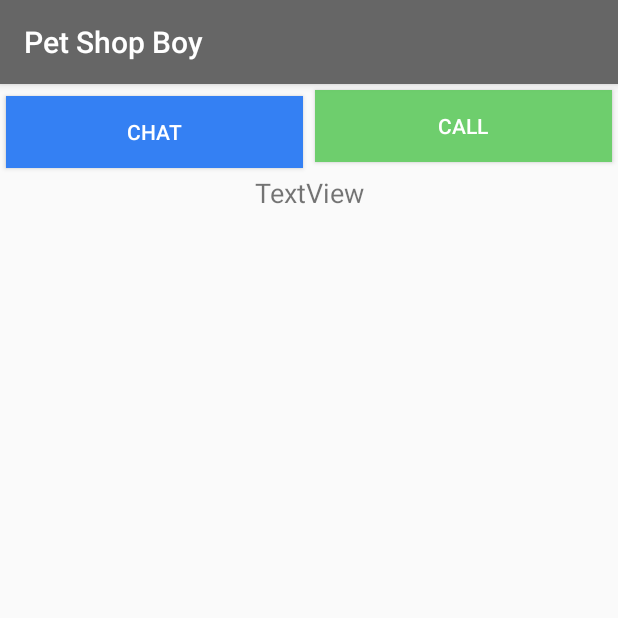
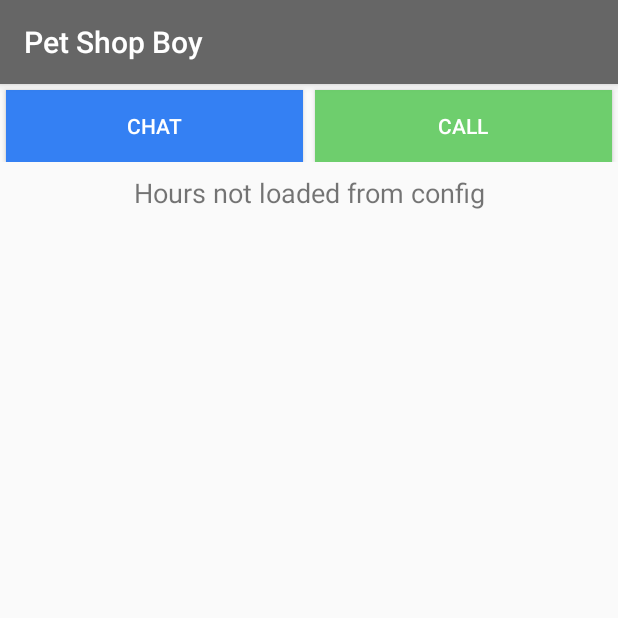
Before and after one commit to simonsso/Pet-Shop-Boy, an Android app: the screen it shows after launch (MainActivity), on a phone screen of 412 x 824 dp, the top half of it. Run offline under Robolectric (Android 15) with nearby library versions, the phone set to English and light mode, and no system bars.

Commit message:
Move buttons to Liniar layout

```diff
--- a/app/src/main/res/layout/activity_main.xml
+++ b/app/src/main/res/layout/activity_main.xml
@@ -6,20 +6,26 @@
     android:layout_height="match_parent"
     tools:context=".MainActivity">
 
+    <LinearLayout
+        android:id="@+id/callchatbar"
+        android:layout_width="match_parent"
+        android:layout_height="wrap_content"
+        app:layout_constraintEnd_toEndOf="parent"
+        app:layout_constraintTop_toTopOf="parent"
+        app:layout_constraintStart_toStartOf="parent"
+        android:orientation="horizontal">
+
         <Button
             android:id="@+id/chat_button"
             android:layout_width="0dp"
             android:layout_height="wrap_content"
             android:layout_marginStart="4dp"
-        android:layout_marginTop="8dp"
+            android:layout_marginTop="4dp"
             android:layout_marginEnd="4dp"
+            android:layout_weight="1"
             android:background="@color/button_blue"
             android:text="@string/chatme"
-        android:textColor="@color/button_text_white"
-        app:layout_constraintEnd_toStartOf="@id/call_button"
-        app:layout_constraintHorizontal_weight="1"
-        app:layout_constraintStart_toStartOf="parent"
-        app:layout_constraintTop_toTopOf="parent" />
+            android:textColor="@color/button_text_white" />
 
         <Button
             android:id="@+id/call_button"
@@ -28,26 +34,22 @@
             android:layout_marginStart="4dp"
             android:layout_marginTop="4dp"
             android:layout_marginEnd="4dp"
+            android:layout_weight="1"
             android:background="@color/button_green"
             android:text="@string/callme"
-        android:textColor="@color/button_text_white"
-        app:layout_constraintEnd_toEndOf="parent"
-        app:layout_constraintHorizontal_weight="1"
-        app:layout_constraintStart_toEndOf="@id/chat_button"
-        app:layout_constraintTop_toTopOf="parent" />
+            android:textColor="@color/button_text_white" />
+
+    </LinearLayout>
 
     <TextView
         android:id="@+id/workHours"
         android:layout_width="0dp"
         android:layout_height="wrap_content"
-        android:layout_marginStart="4dp"
-        android:layout_marginTop="4dp"
-        android:layout_marginEnd="4dp"
-        android:text="TextView"
+        android:layout_margin="8dp"
+        android:text="@string/hours_not_loaded_from_config"
         android:textAlignment="center"
         android:textSize="18sp"
         app:layout_constraintEnd_toEndOf="parent"
         app:layout_constraintStart_toStartOf="parent"
-        app:layout_constraintTop_toBottomOf="@id/chat_button"
-        tools:text="Hours not loaded from config" />
+        app:layout_constraintTop_toBottomOf="@id/callchatbar" />
 </androidx.constraintlayout.widget.ConstraintLayout>
--- a/app/src/main/res/values/strings.xml
+++ b/app/src/main/res/values/strings.xml
@@ -2,4 +2,5 @@
     <string name="app_name">Pet Shop Boy</string>
     <string name="chatme">Chat</string>
     <string name="callme">Call</string>
+    <string name="hours_not_loaded_from_config">Hours not loaded from config</string>
 </resources>
```
Lines whose indentation alone changed are shown as unchanged.
